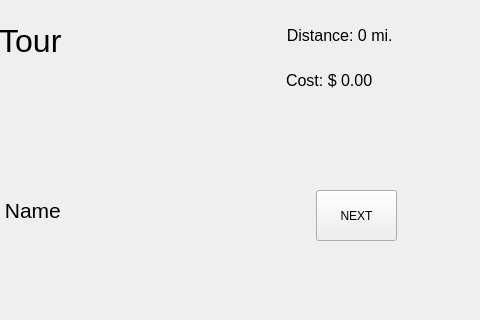
Qt form showtour.ui (Cyriously1/NFLTour) before a commit; both pictures show x 464 to 944 and y 0 to 320 of the 944 by 735 pixel window.
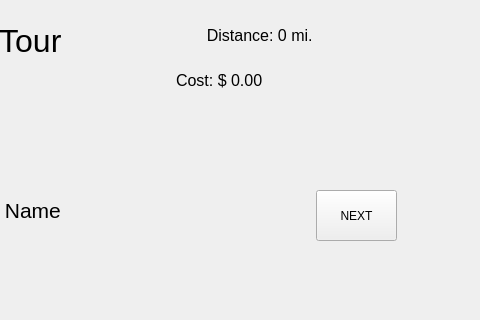
The same form after that commit.

Diff of the .ui file:
```diff
--- a/showtour.ui
+++ b/showtour.ui
@@ -92,9 +92,9 @@
   <widget class="QLabel" name="label_cost">
    <property name="geometry">
     <rect>
-     <x>750</x>
+     <x>640</x>
      <y>70</y>
-     <width>121</width>
+     <width>161</width>
      <height>21</height>
     </rect>
    </property>
@@ -136,9 +136,9 @@
   <widget class="QLabel" name="label_distance">
    <property name="geometry">
     <rect>
-     <x>650</x>
+     <x>580</x>
      <y>20</y>
-     <width>211</width>
+     <width>201</width>
      <height>31</height>
     </rect>
    </property>
```
